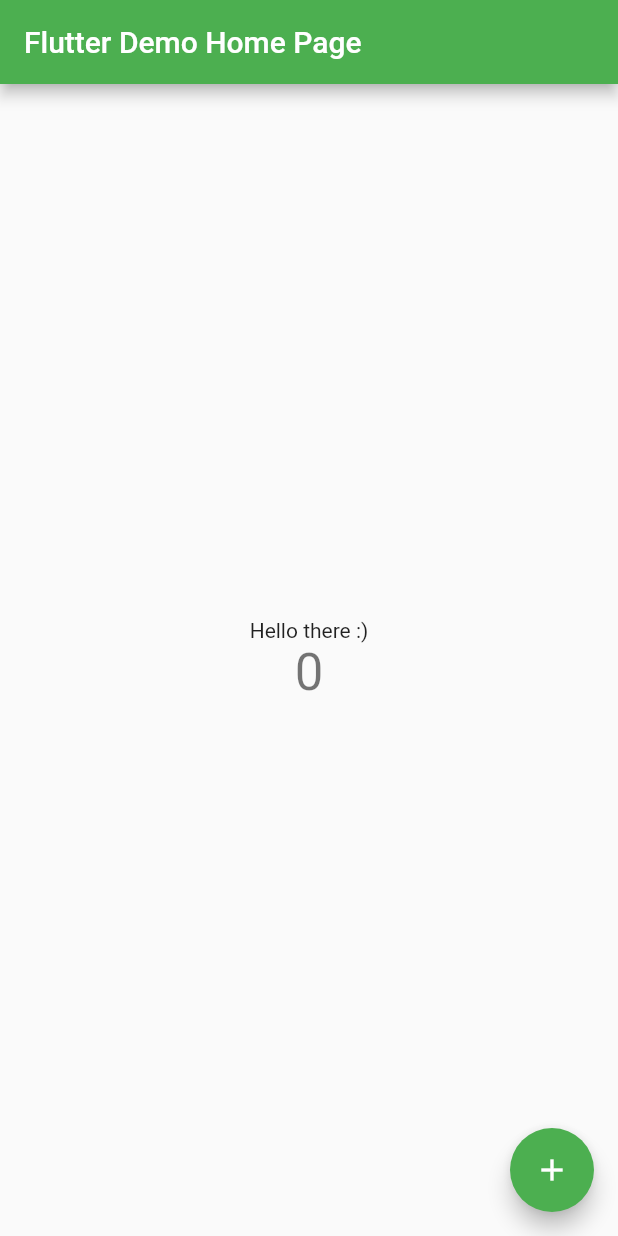
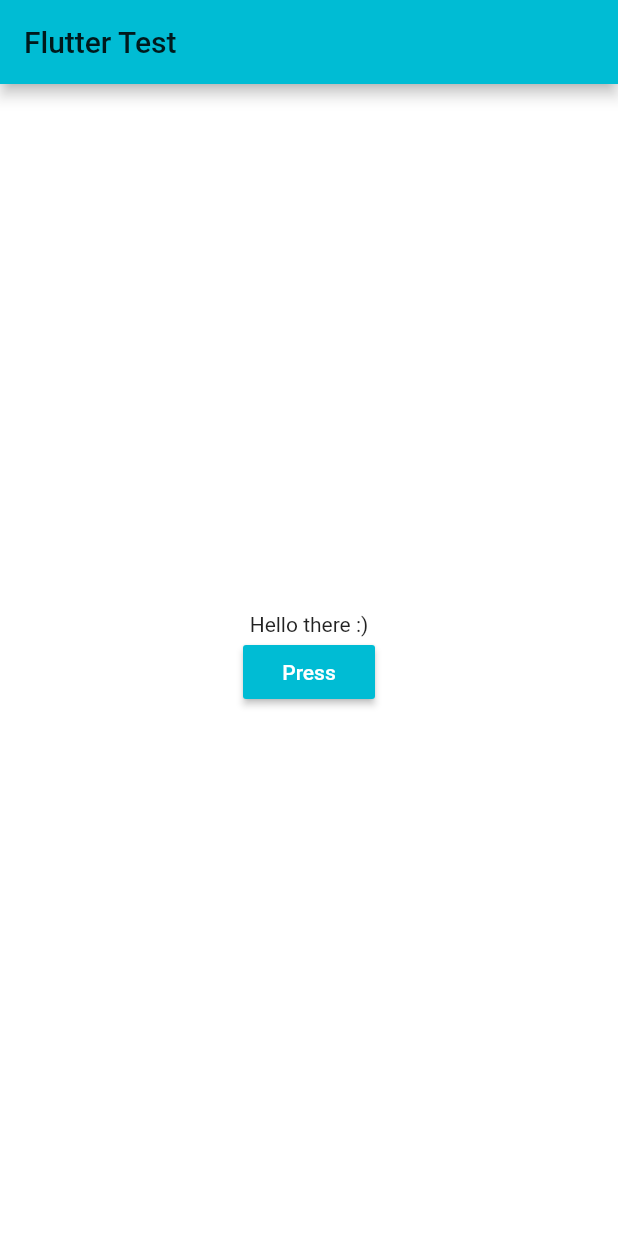
Before and after one commit to DashaShevkoplyas/flutter_app, a Flutter app: the screen it shows after launch, on a phone screen of 412 x 824 dp. Run offline on Flutter 3.47's test engine with Material 2 defaults, Android fonts, the phone set to English and light mode, and no system bars.

Commit message:
changing backgroud color into random by button click

```diff
--- a/lib/main.dart
+++ b/lib/main.dart
@@ -1,32 +1,20 @@
 import 'package:flutter/material.dart';
+import 'dart:math';
 
 void main() {
   runApp(MyApp());
 }
 
 class MyApp extends StatelessWidget {
-  // This widget is the root of your application.
   @override
   Widget build(BuildContext context) {
     return MaterialApp(
-      title: 'Flutter Demo',
+      title: 'Flutter Test',
       theme: ThemeData(
-        // This is the theme of your application.
-        //
-        // Try running your application with "flutter run". You'll see the
-        // application has a blue toolbar. Then, without quitting the app, try
-        // changing the primarySwatch below to Colors.green and then invoke
-        // "hot reload" (press "r" in the console where you ran "flutter run",
-        // or simply save your changes to "hot reload" in a Flutter IDE).
-        // Notice that the counter didn't reset back to zero; the application
-        // is not restarted.
-        primarySwatch: Colors.green,
-        // This makes the visual density adapt to the platform that you run
-        // the app on. For desktop platforms, the controls will be smaller and
-        // closer together (more dense) than on mobile platforms.
+        primarySwatch: Colors.cyan,
         visualDensity: VisualDensity.adaptivePlatformDensity,
       ),
-      home: MyHomePage(title: 'Flutter Demo Home Page'),
+      home: MyHomePage(title: 'Flutter Test'),
     );
   }
 }
@@ -34,84 +22,45 @@ class MyApp extends StatelessWidget {
 class MyHomePage extends StatefulWidget {
   MyHomePage({Key key, this.title}) : super(key: key);
 
-  // This widget is the home page of your application. It is stateful, meaning
-  // that it has a State object (defined below) that contains fields that affect
-  // how it looks.
-
-  // This class is the configuration for the state. It holds the values (in this
-  // case the title) provided by the parent (in this case the App widget) and
-  // used by the build method of the State. Fields in a Widget subclass are
-  // always marked "final".
-
   final String title;
-
   @override
   _MyHomePageState createState() => _MyHomePageState();
 }
 
 class _MyHomePageState extends State<MyHomePage> {
-  int _counter = 0;
-
-  void _incrementCounter() {
-    setState(() {
-      // This call to setState tells the Flutter framework that something has
-      // changed in this State, which causes it to rerun the build method below
-      // so that the display can reflect the updated values. If we changed
-      // _counter without calling setState(), then the build method would not be
-      // called again, and so nothing would appear to happen.
-      _counter++;
+  Color color = Colors.white;
+   _generateColor(){
+     Color tmp = Color((new Random().nextDouble() * 0xFFFFFF).toInt()).withOpacity(1.0);
+     setState(() {
+        color = tmp;
     });
   }
 
   @override
   Widget build(BuildContext context) {
-    // This method is rerun every time setState is called, for instance as done
-    // by the _incrementCounter method above.
-    //
-    // The Flutter framework has been optimized to make rerunning build methods
-    // fast, so that you can just rebuild anything that needs updating rather
-    // than having to individually change instances of widgets.
     return Scaffold(
+      backgroundColor: color,
       appBar: AppBar(
-        // Here we take the value from the MyHomePage object that was created by
-        // the App.build method, and use it to set our appbar title.
         title: Text(widget.title),
       ),
       body: Center(
-        // Center is a layout widget. It takes a single child and positions it
-        // in the middle of the parent.
         child: Column(
-          // Column is also a layout widget. It takes a list of children and
-          // arranges them vertically. By default, it sizes itself to fit its
-          // children horizontally, and tries to be as tall as its parent.
-          //
-          // Invoke "debug painting" (press "p" in the console, choose the
-          // "Toggle Debug Paint" action from the Flutter Inspector in Android
-          // Studio, or the "Toggle Debug Paint" command in Visual Studio Code)
-          // to see the wireframe for each widget.
-          //
-          // Column has various properties to control how it sizes itself and
-          // how it positions its children. Here we use mainAxisAlignment to
-          // center the children vertically; the main axis here is the vertical
-          // axis because Columns are vertical (the cross axis would be
-          // horizontal).
           mainAxisAlignment: MainAxisAlignment.center,
           children: <Widget>[
             Text(
               'Hello there :)',
             ),
-            Text(
-              '$_counter',
-              style: Theme.of(context).textTheme.headline4,
-            ),
+            RaisedButton(
+              onPressed: () => _generateColor(),
+              child: Text('Press'),
+              textColor: Colors.white,
+              color: Colors.cyan,
+              padding: EdgeInsets.fromLTRB(10,10,10,10),
+            )
           ],
         ),
       ),
-      floatingActionButton: FloatingActionButton(
-        onPressed: _incrementCounter,
-        tooltip: 'Increment',
-        child: Icon(Icons.add),
-      ), // This trailing comma makes auto-formatting nicer for build methods.
+// This trailing comma makes auto-formatting nicer for build methods.
     );
   }
 }
```
